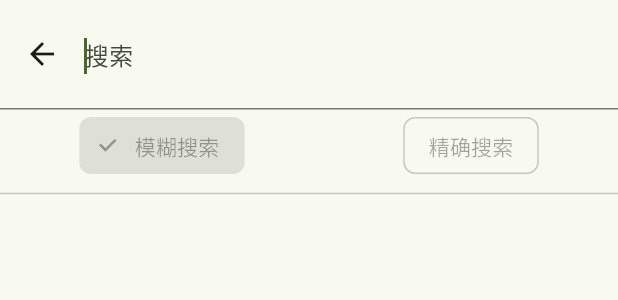
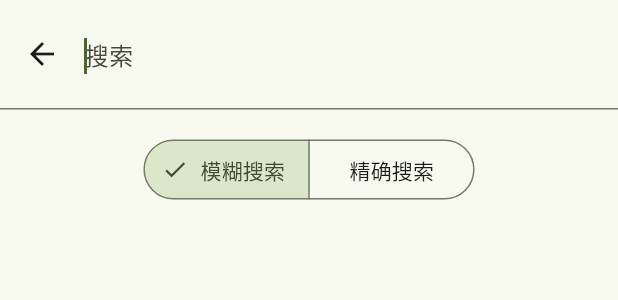
Before and after one commit to zmhawk/acim-helper, a Flutter app: the SearchPage widget shown alone on an empty page, opened directly, after a tap on "搜索", on a phone screen of 412 x 824 dp. Shown: the top 300 px of the screen. Run offline on Flutter 3.47's test engine with Material 2 defaults, Android fonts, the phone set to English and light mode, and no system bars; our stand-ins replace flutter_hooks.

Commit message:
feat: 搜索试图切换方法

```diff
--- a/lib/models/search.dart
+++ b/lib/models/search.dart
@@ -1,4 +1,5 @@
 import 'dart:core';
+import 'dart:math';
 
 import 'package:acim_helper/models/data.dart';
 
@@ -23,7 +24,7 @@ SearchResult toPageData({
 }) {
   var total = items.length;
   var start = (page - 1) * length;
-  var data = items.sublist(start, start + length).toList();
+  var data = items.sublist(start, min(start + length, items.length)).toList();
   print('toPageData data length: ${data.length}');
   return SearchResult(data: data, length: length, page: page, total: total);
 }
@@ -96,7 +97,9 @@ SearchResult fuzzySearch({
   print('1 result length: ${result.length}');
 
   result.sort((a, b) => b.count - a.count);
-  result.removeRange(200, result.length);
+  if (result.length > 200) {
+    result.removeRange(200, result.length);
+  }
 
   print('2 result length: ${result.length}');
 
--- a/lib/pages/search/search.dart
+++ b/lib/pages/search/search.dart
@@ -2,9 +2,10 @@ import 'package:acim_helper/models/data.dart';
 import 'package:acim_helper/models/search.dart';
 import 'package:acim_helper/pages/share/share.dart';
 import 'package:flutter/material.dart';
+import 'package:flutter_hooks/flutter_hooks.dart';
 import 'package:provider/provider.dart';
 
-class SearchPage extends StatefulWidget {
+class SearchPage extends StatefulHookWidget {
   const SearchPage({Key? key}) : super(key: key);
 
   @override
@@ -13,8 +14,7 @@ class SearchPage extends StatefulWidget {
 
 class _SearchPageState extends State<SearchPage> {
   SearchController controller = SearchController();
-  // SearchResult searchResult =
-  //     SearchResult(data: [], length: 0, page: 1, total: 0);
+  String tab = 'fuzzy';
 
   @override
   Widget build(BuildContext context) {
@@ -40,31 +40,42 @@ class _SearchPageState extends State<SearchPage> {
         suggestionsBuilder:
             (BuildContext context, SearchController controller) {
           print('keyword: ${controller.text}');
-          SearchResult result = fuzzySearch(
-              keyword: controller.text, length: 20, page: 1, data: dataList);
+          SearchResult result =
+              SearchResult(data: [], length: 0, page: 1, total: 0);
+          if (tab == 'fuzzy') {
+            result = fuzzySearch(
+                keyword: controller.text, length: 200, page: 1, data: dataList);
+          } else if (tab == 'exact') {
+            result = exactSearch(
+                keyword: controller.text, length: 200, page: 1, data: dataList);
+          }
           print(result.data.length);
           return [
-            const Row(
-              mainAxisAlignment: MainAxisAlignment.spaceAround,
-              children: [
-                ChoiceChip(label: Text('模糊搜索'), selected: true),
-                ChoiceChip(
-                  label: Text('精确搜索'),
-                  selected: false,
-                )
+            Padding(
+                padding: const EdgeInsets.all(16),
+                child: Column(children: [
+                  Padding(
+                    padding: const EdgeInsets.only(bottom: 8),
+                    child: SegmentedButton(
+                      segments: const [
+                        ButtonSegment(value: 'fuzzy', label: Text('模糊搜索')),
+                        ButtonSegment(value: 'exact', label: Text('精确搜索')),
                       ],
+                      selected: {tab},
+                      onSelectionChanged: (p0) => setState(() {
+                        tab = p0.first;
+                      }),
                     ),
-            const Divider(),
+                  ),
                   ...result.data.map((item) {
-              return Padding(
-                  padding: const EdgeInsets.only(left: 16, right: 16),
-                  child: Card(
+                    return Card(
                         color: theme.colorScheme.surface,
                         child: Padding(
                           padding: const EdgeInsets.all(16),
                           child: Text(item.text),
-                      )));
+                        ));
                   }),
+                ])),
           ].toList();
         },
       );
```
Also changed, not shown: lib/backup/search_view.dart (added, +43 -0 lines). Lines whose indentation alone changed are shown as unchanged.
